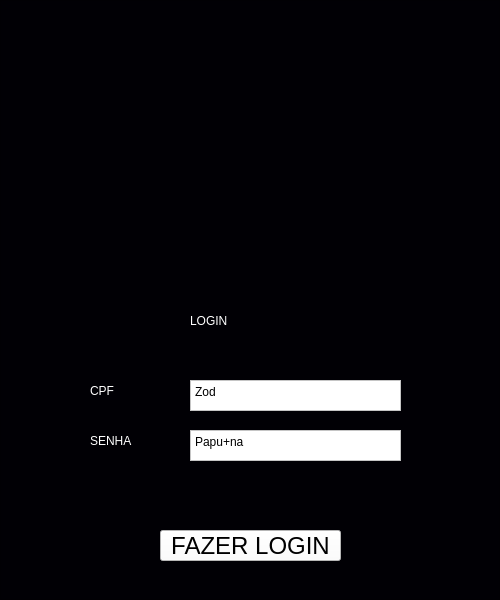
Old version of the form login/untitled.ui in the repository Linkinhh/BANCO_DADOS.
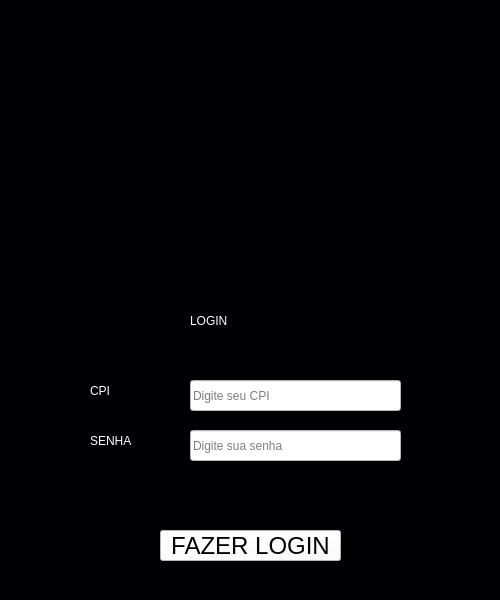
New version of the form. Icons and pictures are not drawn.

Patch:
```diff
--- a/login/untitled.ui
+++ b/login/untitled.ui
@@ -34,22 +34,6 @@
    <property name="frameShadow">
     <enum>QFrame::Raised</enum>
    </property>
-   <widget class="QPlainTextEdit" name="plainTextEdit_3">
-    <property name="geometry">
-     <rect>
-      <x>190</x>
-      <y>380</y>
-      <width>211</width>
-      <height>31</height>
-     </rect>
-    </property>
-    <property name="styleSheet">
-     <string notr="true">background-color: rgb(255, 255, 255);</string>
-    </property>
-    <property name="plainText">
-     <string>Zod</string>
-    </property>
-   </widget>
    <widget class="QLabel" name="label_5">
     <property name="geometry">
      <rect>
@@ -64,23 +48,7 @@
 font: 75 20pt &quot;Ubuntu&quot;;</string>
     </property>
     <property name="text">
-     <string>CPF</string>
-    </property>
-   </widget>
-   <widget class="QPlainTextEdit" name="plainTextEdit_4">
-    <property name="geometry">
-     <rect>
-      <x>190</x>
-      <y>430</y>
-      <width>211</width>
-      <height>31</height>
-     </rect>
-    </property>
-    <property name="styleSheet">
-     <string notr="true">background-color: rgb(255, 255, 255);</string>
-    </property>
-    <property name="plainText">
-     <string>Papu+na</string>
+     <string>CPI</string>
     </property>
    </widget>
    <widget class="QLabel" name="label_6">
@@ -168,6 +136,44 @@
      <string>FAZER LOGIN</string>
     </property>
    </widget>
+   <widget class="QLineEdit" name="senha_text_box">
+    <property name="geometry">
+     <rect>
+      <x>190</x>
+      <y>430</y>
+      <width>211</width>
+      <height>31</height>
+     </rect>
+    </property>
+    <property name="styleSheet">
+     <string notr="true">background-color: rgb(255, 255, 255);</string>
+    </property>
+    <property name="echoMode">
+     <enum>QLineEdit::Password</enum>
+    </property>
+    <property name="placeholderText">
+     <string>Digite sua senha</string>
+    </property>
+   </widget>
+   <widget class="QLineEdit" name="CPI_text_box">
+    <property name="geometry">
+     <rect>
+      <x>190</x>
+      <y>380</y>
+      <width>211</width>
+      <height>31</height>
+     </rect>
+    </property>
+    <property name="styleSheet">
+     <string notr="true">background-color: rgb(255, 255, 255);</string>
+    </property>
+    <property name="echoMode">
+     <enum>QLineEdit::Normal</enum>
+    </property>
+    <property name="placeholderText">
+     <string>Digite seu CPI</string>
+    </property>
+   </widget>
   </widget>
  </widget>
  <resources/>
```
